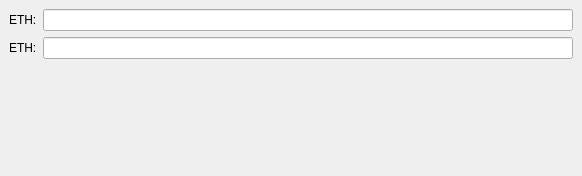
Qt form main.ui (macoding1994/ezilGUI) before a commit.
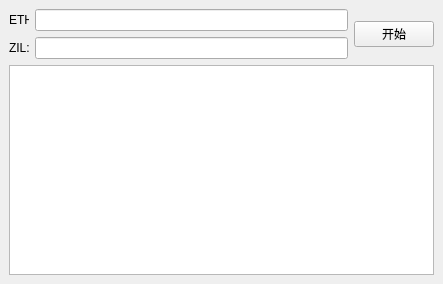
The same form after that commit.

Diff of the .ui file:
```diff
--- a/main.ui
+++ b/main.ui
@@ -6,8 +6,8 @@
    <rect>
     <x>0</x>
     <y>0</y>
-    <width>582</width>
-    <height>176</height>
+    <width>443</width>
+    <height>284</height>
    </rect>
   </property>
   <property name="windowTitle">
@@ -17,6 +17,12 @@
    <layout class="QGridLayout" name="gridLayout">
     <item row="0" column="0">
      <widget class="QLabel" name="label">
+      <property name="maximumSize">
+       <size>
+        <width>20</width>
+        <height>40</height>
+       </size>
+      </property>
       <property name="text">
        <string>ETH:</string>
       </property>
@@ -25,10 +31,23 @@
     <item row="0" column="1">
      <widget class="QLineEdit" name="lineEdit"/>
     </item>
+    <item row="0" column="2" rowspan="2">
+     <widget class="QPushButton" name="pushButton">
+      <property name="text">
+       <string>开始</string>
+      </property>
+     </widget>
+    </item>
     <item row="1" column="0">
      <widget class="QLabel" name="label_2">
+      <property name="maximumSize">
+       <size>
+        <width>20</width>
+        <height>40</height>
+       </size>
+      </property>
       <property name="text">
-       <string>ETH:</string>
+       <string>ZIL:</string>
       </property>
      </widget>
     </item>
@@ -39,12 +58,8 @@
       </property>
      </widget>
     </item>
-    <item row="2" column="0" colspan="2">
-     <widget class="QLabel" name="label_3">
-      <property name="text">
-       <string/>
-      </property>
-     </widget>
+    <item row="2" column="0" colspan="3">
+     <widget class="QTextBrowser" name="textBrowser"/>
     </item>
    </layout>
   </widget>
```
